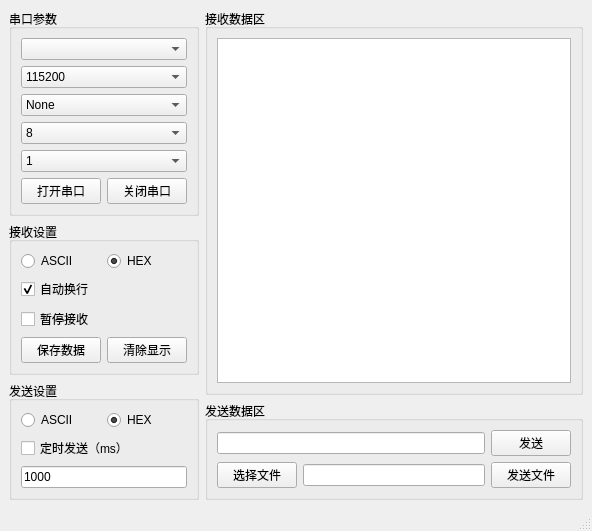
Before: the Qt Designer form ui.ui in kdurant/serial_tools, drawn with Qt 5.
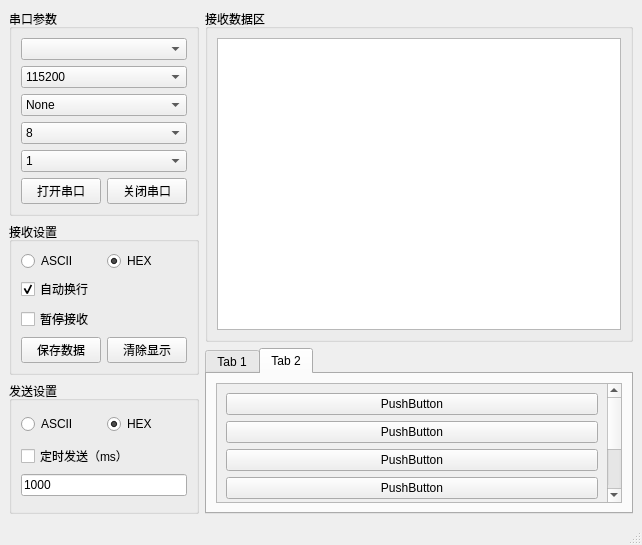
After: the same form once the commit is applied. The open tabs and pages were chosen to show the change. Icons and pictures are not drawn.

Diff of the .ui file:
```diff
--- a/ui.ui
+++ b/ui.ui
@@ -6,8 +6,8 @@
    <rect>
     <x>0</x>
     <y>0</y>
-    <width>592</width>
-    <height>518</height>
+    <width>642</width>
+    <height>545</height>
    </rect>
   </property>
   <property name="windowTitle">
@@ -267,7 +267,7 @@
      </layout>
     </item>
     <item>
-     <layout class="QVBoxLayout" name="verticalLayout_10">
+     <layout class="QVBoxLayout" name="verticalLayout_13" stretch="2,1">
       <item>
        <widget class="QGroupBox" name="groupBox_4">
         <property name="title">
@@ -285,6 +285,16 @@
        </widget>
       </item>
       <item>
+       <widget class="QTabWidget" name="tabWidget">
+        <property name="currentIndex">
+         <number>0</number>
+        </property>
+        <widget class="QWidget" name="tab">
+         <attribute name="title">
+          <string>Tab 1</string>
+         </attribute>
+         <layout class="QVBoxLayout" name="verticalLayout_12">
+          <item>
        <widget class="QGroupBox" name="groupBox_5">
         <property name="title">
          <string>发送数据区</string>
@@ -329,6 +339,85 @@
        </widget>
       </item>
      </layout>
+        </widget>
+        <widget class="QWidget" name="tab_2">
+         <attribute name="title">
+          <string>Tab 2</string>
+         </attribute>
+         <layout class="QVBoxLayout" name="verticalLayout_11">
+          <item>
+           <widget class="QScrollArea" name="scrollArea">
+            <property name="widgetResizable">
+             <bool>true</bool>
+            </property>
+            <widget class="QWidget" name="scrollAreaWidgetContents">
+             <property name="geometry">
+              <rect>
+               <x>0</x>
+               <y>0</y>
+               <width>393</width>
+               <height>215</height>
+              </rect>
+             </property>
+             <layout class="QVBoxLayout" name="verticalLayout_10">
+              <item>
+               <widget class="QPushButton" name="pushButton">
+                <property name="text">
+                 <string>PushButton</string>
+                </property>
+               </widget>
+              </item>
+              <item>
+               <widget class="QPushButton" name="pushButton_2">
+                <property name="text">
+                 <string>PushButton</string>
+                </property>
+               </widget>
+              </item>
+              <item>
+               <widget class="QPushButton" name="pushButton_3">
+                <property name="text">
+                 <string>PushButton</string>
+                </property>
+               </widget>
+              </item>
+              <item>
+               <widget class="QPushButton" name="pushButton_4">
+                <property name="text">
+                 <string>PushButton</string>
+                </property>
+               </widget>
+              </item>
+              <item>
+               <widget class="QPushButton" name="pushButton_6">
+                <property name="text">
+                 <string>PushButton</string>
+                </property>
+               </widget>
+              </item>
+              <item>
+               <widget class="QPushButton" name="pushButton_5">
+                <property name="text">
+                 <string>PushButton</string>
+                </property>
+               </widget>
+              </item>
+              <item>
+               <widget class="QPushButton" name="pushButton_7">
+                <property name="text">
+                 <string>PushButton</string>
+                </property>
+               </widget>
+              </item>
+             </layout>
+            </widget>
+           </widget>
+          </item>
+         </layout>
+        </widget>
+       </widget>
+      </item>
+     </layout>
     </item>
    </layout>
   </widget>
```
Left out of the diff: 2 changed lines with no effect on the pictures. Lines whose indentation alone changed are shown as unchanged.
